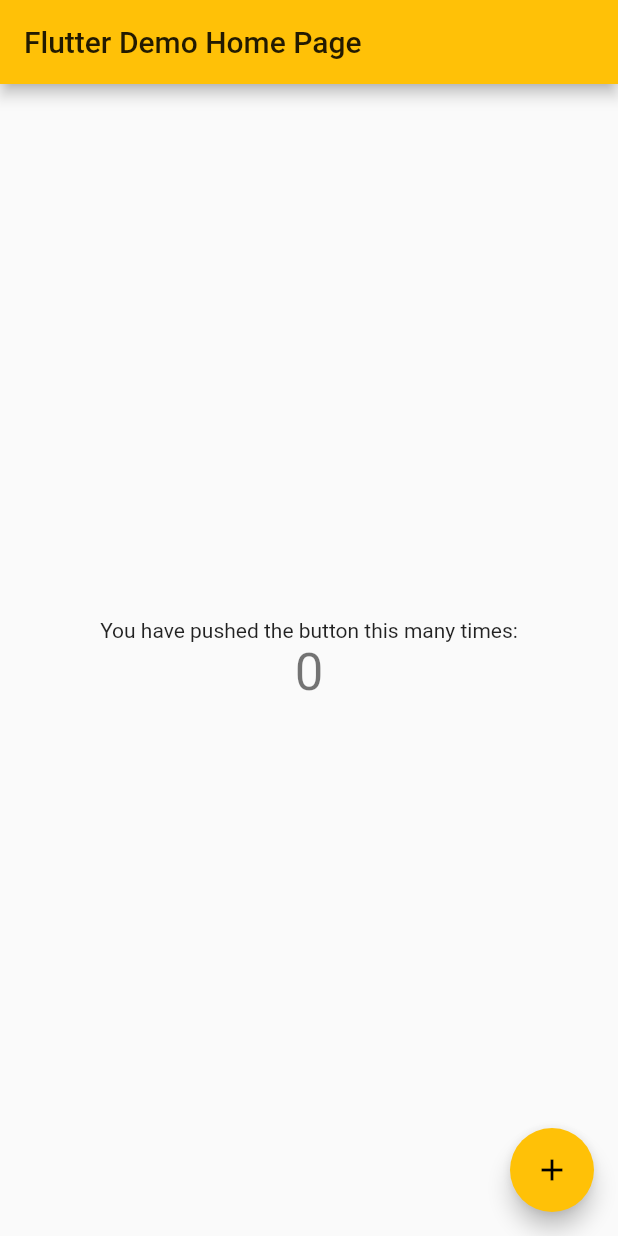
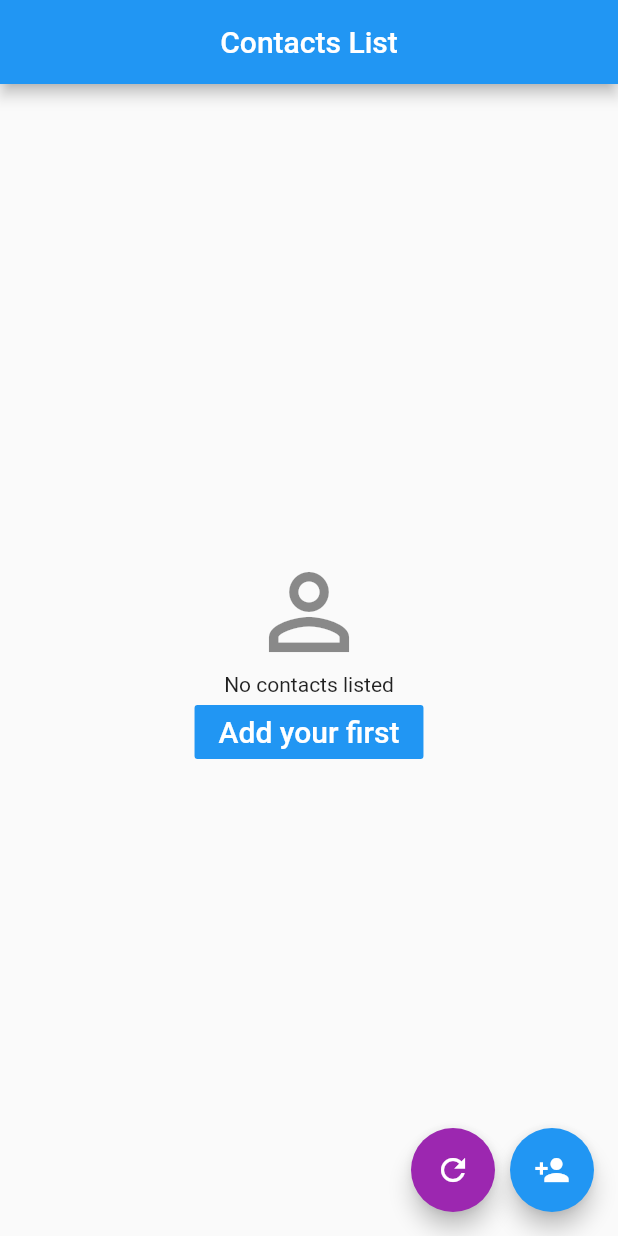
Before and after one commit to reguiegyounes/contactsFlutter, a Flutter app: the screen it shows after launch, on a phone screen of 412 x 824 dp. Run offline on Flutter 3.47's test engine with Material 2 defaults, Android fonts, the phone set to English and light mode, and no system bars.

Commit message:
commit add NoContactScreen & ContactsScreen(ListView)

```diff
--- a/client/lib/main.dart
+++ b/client/lib/main.dart
@@ -1,66 +1,5 @@
 import 'package:flutter/material.dart';
-
+import 'package:client/src/contactsScreen.dart';
 void main() {
   runApp(MyApp());
 }
-
-class MyApp extends StatelessWidget {
-  // This widget is the root of your application.
-  @override
-  Widget build(BuildContext context) {
-    return MaterialApp(
-      title: 'Flutter Demo',
-      theme: ThemeData(
-        primarySwatch: Colors.amber,
-        visualDensity: VisualDensity.adaptivePlatformDensity,
-      ),
-      home: MyHomePage(title: 'Flutter Demo Home Page'),
-    );
-  }
-}
-
-class MyHomePage extends StatefulWidget {
-  MyHomePage({Key key, this.title}) : super(key: key);
-  final String title;
-
-  @override
-  _MyHomePageState createState() => _MyHomePageState();
-}
-
-class _MyHomePageState extends State<MyHomePage> {
-  int _counter = 0;
-
-  void _incrementCounter() {
-    setState(() {
-      _counter++;
-    });
-  }
-
-  @override
-  Widget build(BuildContext context) {
-    return Scaffold(
-      appBar: AppBar(
-        title: Text(widget.title),
-      ),
-      body: Center(
-        child: Column(
-          mainAxisAlignment: MainAxisAlignment.center,
-          children: <Widget>[
-            Text(
-              'You have pushed the button this many times:',
-            ),
-            Text(
-              '$_counter',
-              style: Theme.of(context).textTheme.headline4,
-            ),
-          ],
-        ),
-      ),
-      floatingActionButton: FloatingActionButton(
-        onPressed: _incrementCounter,
-        tooltip: 'Increment',
-        child: Icon(Icons.add),
-      ), // This trailing comma makes auto-formatting nicer for build methods.
-    );
-  }
-}
--- /dev/null
+++ b/client/lib/src/contactsScreen.dart
@@ -0,0 +1,74 @@
+import 'package:flutter/material.dart';
+import 'package:client/src/noContacts.dart';
+
+
+
+
+class MyApp extends StatelessWidget {
+  // This widget is the root of your application.
+  @override
+  Widget build(BuildContext context) {
+    return MaterialApp(
+      title: 'Contacts List',
+      debugShowCheckedModeBanner: false,
+      theme: ThemeData(
+        primarySwatch: Colors.blue,
+        visualDensity: VisualDensity.adaptivePlatformDensity,
+      ),
+      home: ContactScreen(title: 'Contacts List'),
+    );
+  }
+}
+
+class ContactScreen extends StatefulWidget {
+  ContactScreen({Key key, this.title}) : super(key: key);
+  final String title;
+
+  @override
+  _ContactScreenState createState() => _ContactScreenState();
+}
+
+class _ContactScreenState extends State<ContactScreen> {
+
+  List contacts=[];
+
+  void _addContact() {
+    setState(() {
+      contacts.add({'name':'smith'});
+    });
+  }
+
+  @override
+  Widget build(BuildContext context) {
+    return Scaffold(
+      appBar: AppBar(
+        title: Text(widget.title),
+        centerTitle: true,
+      ),
+      body:contacts.isEmpty? NoContact():ListView(
+        children:contacts.map<Widget>(
+          (contact) =>ListTile(
+            title: Text(contact['name']),
+          )).toList(),
+      ),
+      floatingActionButton:Row(
+        mainAxisAlignment: MainAxisAlignment.end,
+        children: [
+          FloatingActionButton(
+            onPressed: (){},
+            tooltip: 'Refresh List',
+            child: Icon(Icons.refresh),
+            backgroundColor: Colors.purple
+          ),
+          SizedBox(width: 10,),
+          FloatingActionButton(
+            onPressed: _addContact,
+            tooltip: 'Add new contact',
+            child: Icon(Icons.person_add),
+
+          ),
+        ],
+      ) // This trailing comma makes auto-formatting nicer for build methods.
+    );
+  }
+}
--- /dev/null
+++ b/client/lib/src/noContacts.dart
@@ -0,0 +1,31 @@
+import 'package:flutter/material.dart';
+
+class NoContact extends StatelessWidget {
+
+  @override
+  Widget build(BuildContext context) {
+    return Center(
+        child: Column(
+          mainAxisAlignment: MainAxisAlignment.center,
+          children: <Widget>[
+            Icon(
+              Icons.person_outline,
+              size: 80,
+              color: Colors.black45,
+            ),
+            Text(
+              'No contacts listed',
+            ),
+            FlatButton(
+              onPressed: (){},
+              child: Text(
+                'Add your first',
+                style: TextStyle(fontSize: 20,color: Colors.white),
+              ),
+              color: Colors.blue,
+            )
+          ],
+        ),
+      );
+  }
+}
```
